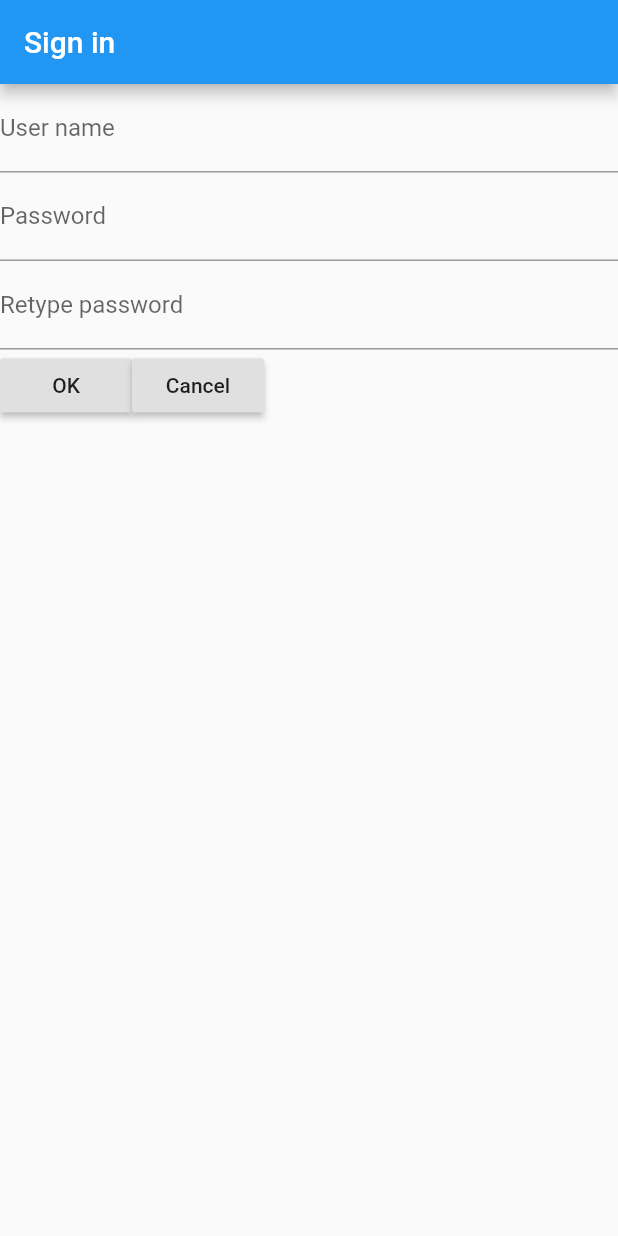
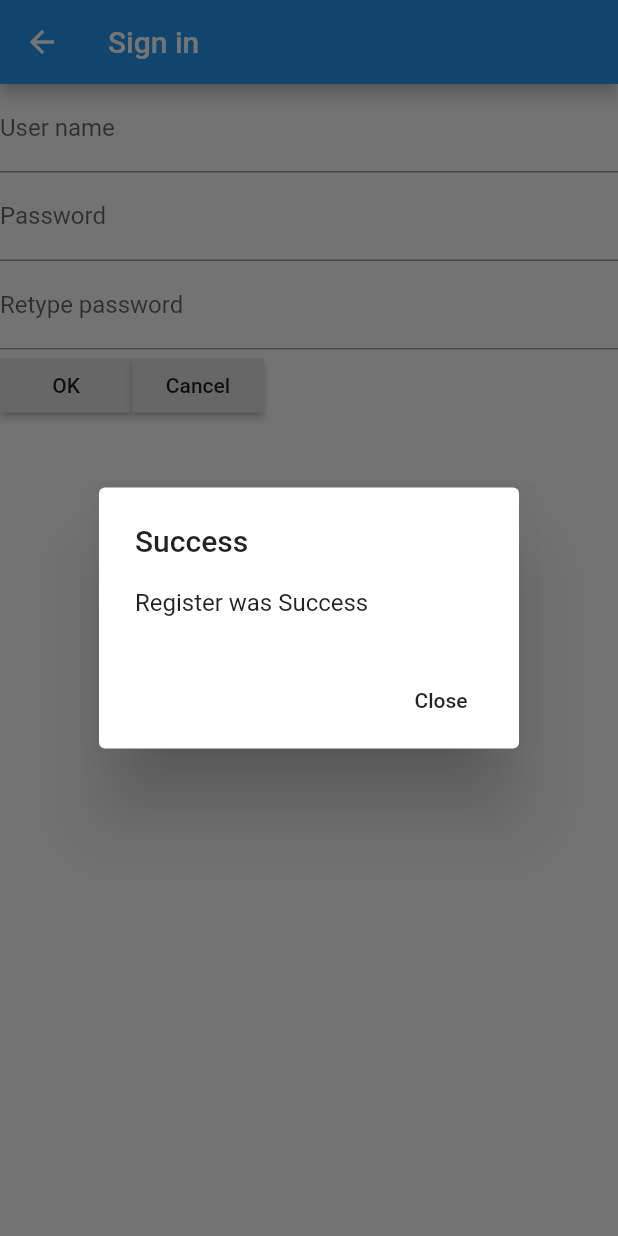
Before and after one commit to mralbertnguyen/Flutter_For_Beginners, a Flutter app: the SignInPage screen opened directly, after a tap on "OK", on a phone screen of 412 x 824 dp. Run offline on Flutter 3.47's test engine with Material 2 defaults, Android fonts, the light colour scheme and no system bars; our stand-ins replace shared_preferences; accounts and stored records are empty.

```diff
--- a/lib/home.dart
+++ b/lib/ui/home.dart
@@ -40,4 +40,5 @@
     title: new Text("title"),
     subtitle: new Text("subtitle"),
   );
+
 }
--- a/lib/login.dart
+++ b/lib/ui/login.dart
@@ -1,6 +1,6 @@
 import 'package:flutter/material.dart';
-import 'home.dart';
-import 'signin.dart';
+import 'package:flutter_app/ui/home.dart';
+import 'package:flutter_app/ui/signin.dart';
 
 void main() => runApp(Login());
 
--- a/lib/signin.dart
+++ b/lib/ui/signin.dart
@@ -1,14 +1,12 @@
 import 'package:flutter/material.dart';
 import 'package:shared_preferences/shared_preferences.dart';
-import 'user_model.dart';
+import 'package:flutter_app/models/user_model.dart';
 
 class SignIn extends StatelessWidget{
   @override
   Widget build(BuildContext context) {
     // TODO: implement build
-    return new MaterialApp(
-      home : new SignInPage(),
-    );
+    return new SignInPage();
   }
 }
 
@@ -47,10 +45,12 @@
     // Get user name and password
     final String username = usernameController.text;
     final String password = passwordController.text;
+
     final String retype = retypePasswordController.text;
 
     if(!_checkIsSamePassword(password, retype)){
       print("Please check password again");
+      _showDialog("Error","Please check password again");
     }else{
       _handleStorageNewUser(username, password);
     }
@@ -58,11 +58,20 @@
   }
 
   void _handleStorageNewUser(String username, String password) async {
-    var jsonObject = {
-      'username': username,
-      'password' : password
-    };
-    print(jsonObject);
+
+    Map<String, dynamic> content = new Map();
+
+    var content1 = {'username': username};
+    var content2 = {'password': password};
+
+    content.addAll(content1);
+    content.addAll(content2);
+
+    print(content);
+
+    // Notify register success
+    _showDialog("Success", "Register was Success");
+
   }
 
   bool _checkIsSamePassword(String password, String retype){
@@ -75,6 +84,25 @@
 
   void _cancel(){
     print("Cancel");
+    Navigator.of(context).pop();
+  }
+
+  void _showDialog(String title, String content){
+    showDialog(
+      context: context,
+      builder: (BuildContext context){
+        return AlertDialog(
+          title: new Text(title),
+          content: new Text(content),
+          actions: <Widget>[
+            new FlatButton(onPressed: (){
+              Navigator.of(context).pop();
+            },
+                child: new Text("Close"))
+          ],
+        );
+      }
+    );
   }
 
   Widget _buttonForm(){
```
Also changed, not shown: lib/handle_data.dart (+0 -9 lines), lib/models/item_model.dart (added), lib/models/user_model.dart (renamed from lib/user_model.dart), lib/ui/components.dart (renamed from lib/components.dart), lib/ui/welcome.dart (renamed from lib/welcome.dart), 4 other files.
